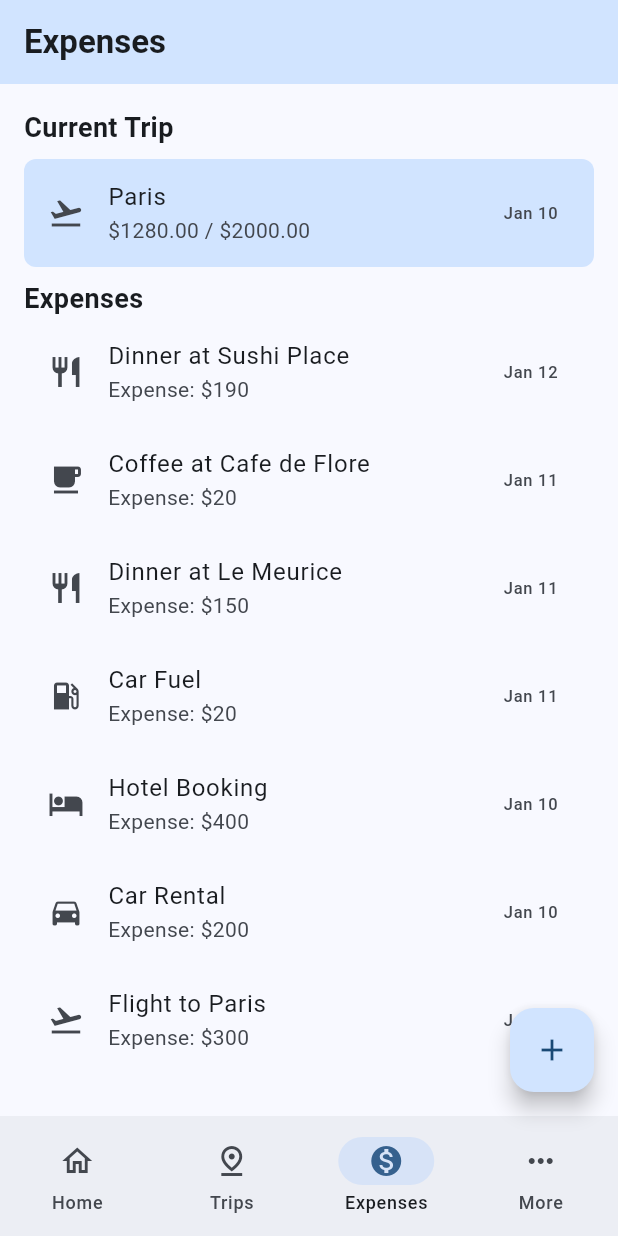
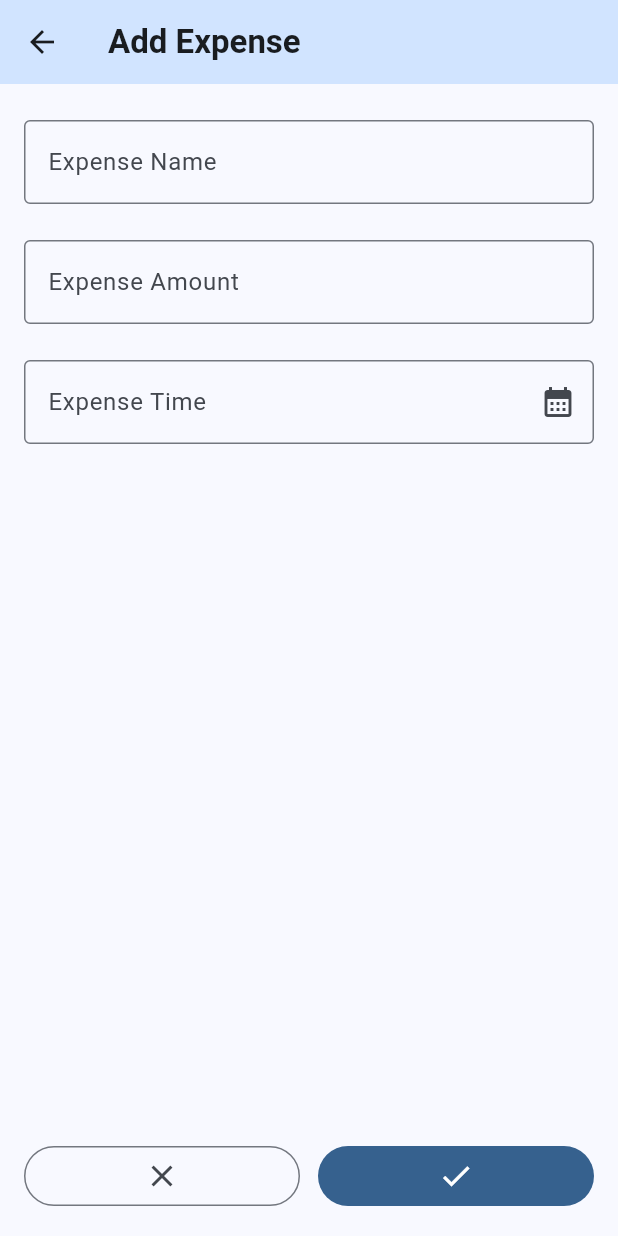
Before and after one commit to donatedsalt/TripBudgeter, a Flutter app: the screen it shows after launch, item 3 of the bottom bar chosen, after a tap on the "add" icon, on a phone screen of 412 x 824 dp. Run offline on Flutter 3.47's test engine with Material 3 defaults, Android fonts, the phone set to English and light mode, and no system bars.

Commit message:
feat: create add expense page

```diff
--- /dev/null
+++ b/tripbudgeter/lib/pages/add_expense_page.dart
@@ -0,0 +1,142 @@
+import 'package:flutter/material.dart';
+
+class AddExpensePage extends StatefulWidget {
+  const AddExpensePage({super.key});
+
+  @override
+  State<AddExpensePage> createState() => _AddExpensePageState();
+}
+
+class _AddExpensePageState extends State<AddExpensePage> {
+  final GlobalKey<FormState> _formKey = GlobalKey<FormState>();
+
+  final TextEditingController _nameController = TextEditingController();
+  final TextEditingController _budgetController = TextEditingController();
+  final TextEditingController _dateController = TextEditingController();
+
+  @override
+  void dispose() {
+    _nameController.dispose();
+    _budgetController.dispose();
+    _dateController.dispose();
+    super.dispose();
+  }
+
+  @override
+  Widget build(BuildContext context) {
+    return SafeArea(
+      child: Scaffold(
+        appBar: AppBar(
+          title: const Text(
+            'Add Expense',
+            style: TextStyle(fontWeight: FontWeight.bold),
+          ),
+          backgroundColor: Theme.of(context).colorScheme.primaryFixed,
+        ),
+        body: Form(
+          key: _formKey,
+          child: ListView(
+            padding: EdgeInsets.symmetric(horizontal: 16.0, vertical: 24.0),
+            children: [
+              TextFormField(
+                controller: _nameController,
+                decoration: InputDecoration(
+                  labelText: 'Expense Name',
+                  border: OutlineInputBorder(),
+                ),
+                validator: (String? value) {
+                  if (value == null || value.isEmpty) {
+                    return 'Please enter some text';
+                  }
+                  return null;
+                },
+              ),
+              SizedBox(height: 24.0),
+              TextFormField(
+                controller: _budgetController,
+                decoration: InputDecoration(
+                  labelText: 'Expense Amount',
+                  border: OutlineInputBorder(),
+                ),
+                validator: (String? value) {
+                  if (value == null || value.isEmpty) {
+                    return 'Please enter some text';
+                  }
+                  return null;
+                },
+              ),
+              SizedBox(height: 24.0),
+              TextFormField(
+                controller: _dateController,
+                decoration: InputDecoration(
+                  labelText: 'Expense Time',
+                  border: OutlineInputBorder(),
+                  suffixIcon: Icon(Icons.calendar_month),
+                ),
+                validator: (String? value) {
+                  if (value == null || value.isEmpty) {
+                    return 'Please enter some text';
+                  }
+                  return null;
+                },
+                onTap: () async {
+                  FocusScope.of(context).requestFocus(FocusNode());
+                  var date = await showDatePicker(
+                    context: context,
+                    initialDate: DateTime.now(),
+                    firstDate: DateTime(2000),
+                    lastDate: DateTime.now().add(Duration(days: 365 * 5)),
+                  );
+                  if (!context.mounted) return;
+                  var time = await showTimePicker(
+                    context: context,
+                    initialTime: TimeOfDay.now(),
+                    builder: (context, child) {
+                      return MediaQuery(
+                        data: MediaQuery.of(
+                          context,
+                        ).copyWith(alwaysUse24HourFormat: false),
+                        child: child!,
+                      );
+                    },
+                  );
+                  if (date != null && time != null) {
+                    _dateController.text =
+                        "${date.day.toString()}/${date.month.toString()}/${date.year.toString()} ${time.hour.toString().length == 1 ? '0${time.hour.toString()}' : time.hour.toString()}:${time.minute.toString().length == 1 ? '0${time.minute.toString()}' : time.minute.toString()}";
+                  }
+                },
+                readOnly: true,
+              ),
+            ],
+          ),
+        ),
+        bottomNavigationBar: Padding(
+          padding: const EdgeInsets.all(16.0),
+          child: Row(
+            spacing: 12.0,
+            children: [
+              Expanded(
+                child: IconButton.outlined(
+                  onPressed: () {
+                    Navigator.pop(context);
+                  },
+                  icon: const Icon(Icons.close),
+                ),
+              ),
+              Expanded(
+                child: IconButton.filled(
+                  onPressed: () {
+                    if (_formKey.currentState!.validate()) {
+                      Navigator.pop(context);
+                    }
+                  },
+                  icon: const Icon(Icons.check),
+                ),
+              ),
+            ],
+          ),
+        ),
+      ),
+    );
+  }
+}
--- a/tripbudgeter/lib/pages/expenses_page.dart
+++ b/tripbudgeter/lib/pages/expenses_page.dart
@@ -1,4 +1,5 @@
 import 'package:flutter/material.dart';
+import 'package:tripbudgeter/pages/add_expense_page.dart';
 
 class ExpensesPageAppBar extends StatefulWidget implements PreferredSizeWidget {
   const ExpensesPageAppBar({super.key});
@@ -121,6 +122,14 @@
 
   @override
   Widget build(BuildContext context) {
-    return FloatingActionButton(onPressed: () {}, child: Icon(Icons.add));
+    return FloatingActionButton(
+      onPressed: () {
+        Navigator.push(
+          context,
+          MaterialPageRoute(builder: (context) => AddExpensePage()),
+        );
+      },
+      child: Icon(Icons.add),
+    );
   }
 }
```
